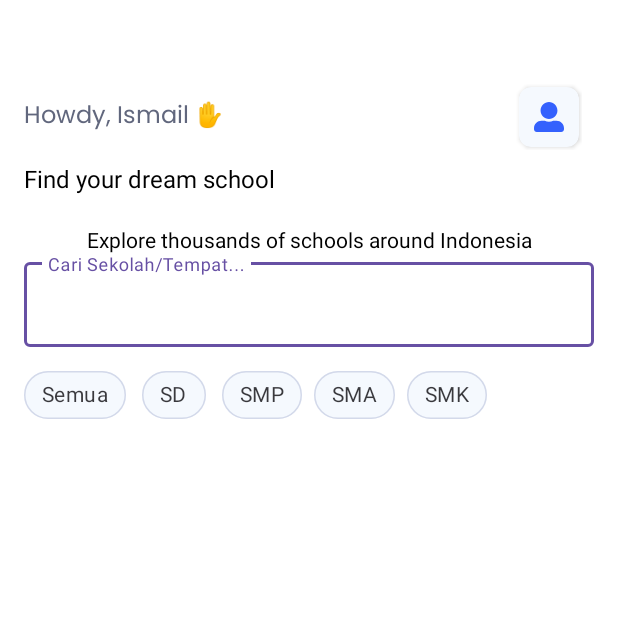
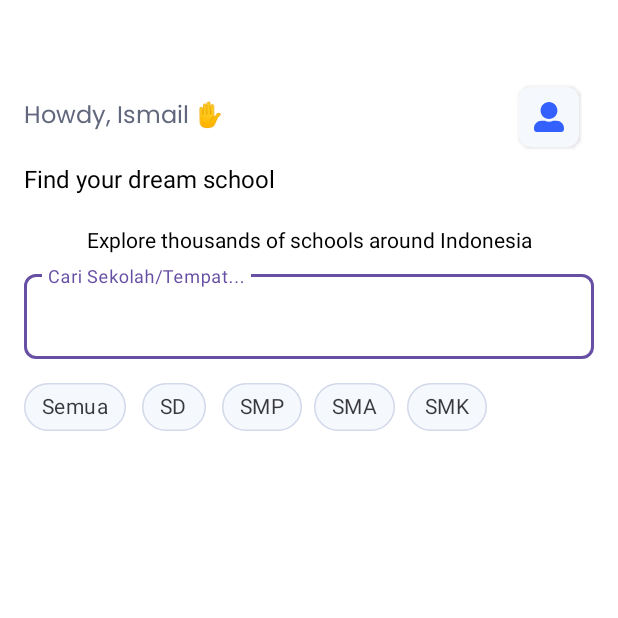
Before and after one commit to xturus138/KursusHub, an Android app: the HomeFragment screen opened directly, with no data from a screen before it, on a phone screen of 412 x 824 dp, the top half of it. Run offline under Robolectric (Android 15) with nearby library versions, the phone set to English and light mode, and no system bars; Roboto replaces fonts that are not available here.

Commit message:
Refactor: Update HomeFragment layout
This commit updates the `fragment_home.xml` layout.

Key changes:
- Removed extraneous empty lines.
- Added corner radius and top margin to the `TextInputLayout` with id `etSearchLayout`.

```diff
--- a/app/src/main/res/layout/fragment_home.xml
+++ b/app/src/main/res/layout/fragment_home.xml
@@ -46,8 +46,6 @@
     </LinearLayout>
 
 
-
-
     <TextView
         android:layout_width="match_parent"
         android:layout_height="wrap_content"
@@ -71,6 +69,11 @@
         android:id="@+id/etSearchLayout"
         android:layout_width="match_parent"
         android:layout_height="wrap_content"
+        app:boxCornerRadiusTopStart="8dp"
+        app:boxCornerRadiusTopEnd="8dp"
+        app:boxCornerRadiusBottomEnd="8dp"
+        android:layout_marginTop="8dp"
+        app:boxCornerRadiusBottomStart="8dp"
         android:inputType="text"
         app:backgroundTint="@color/grayBackground" >
 
```
